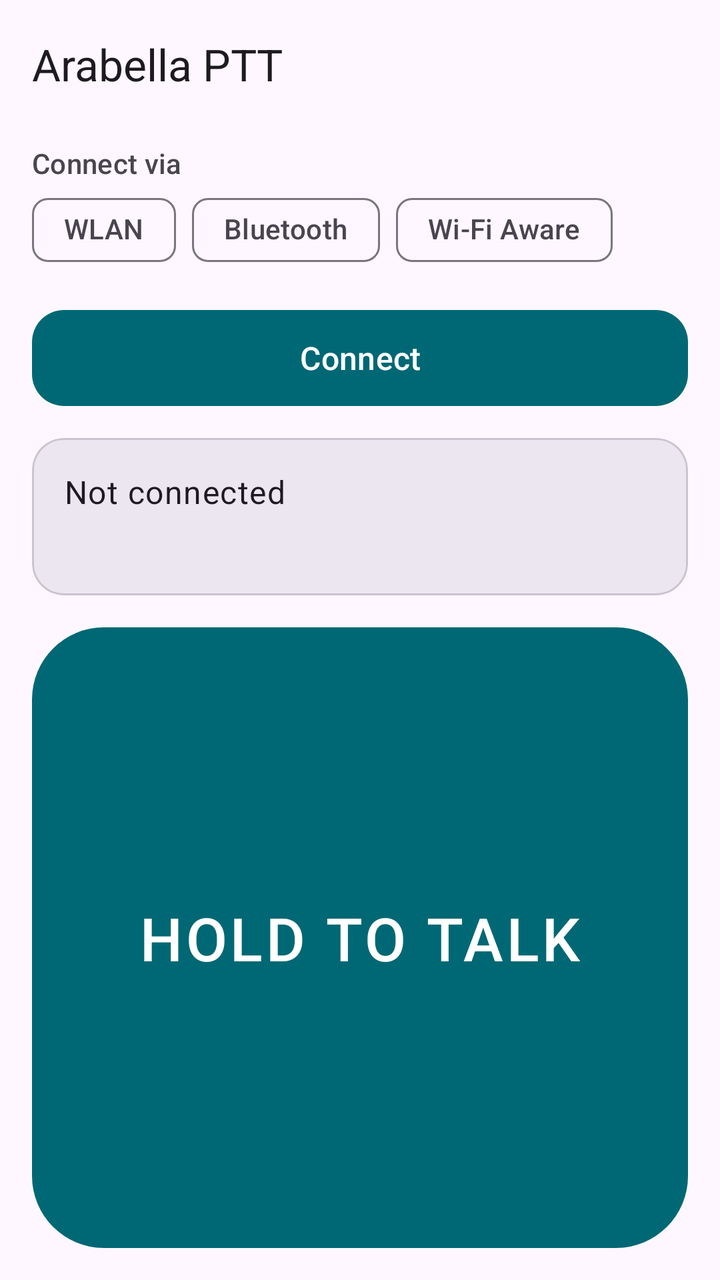
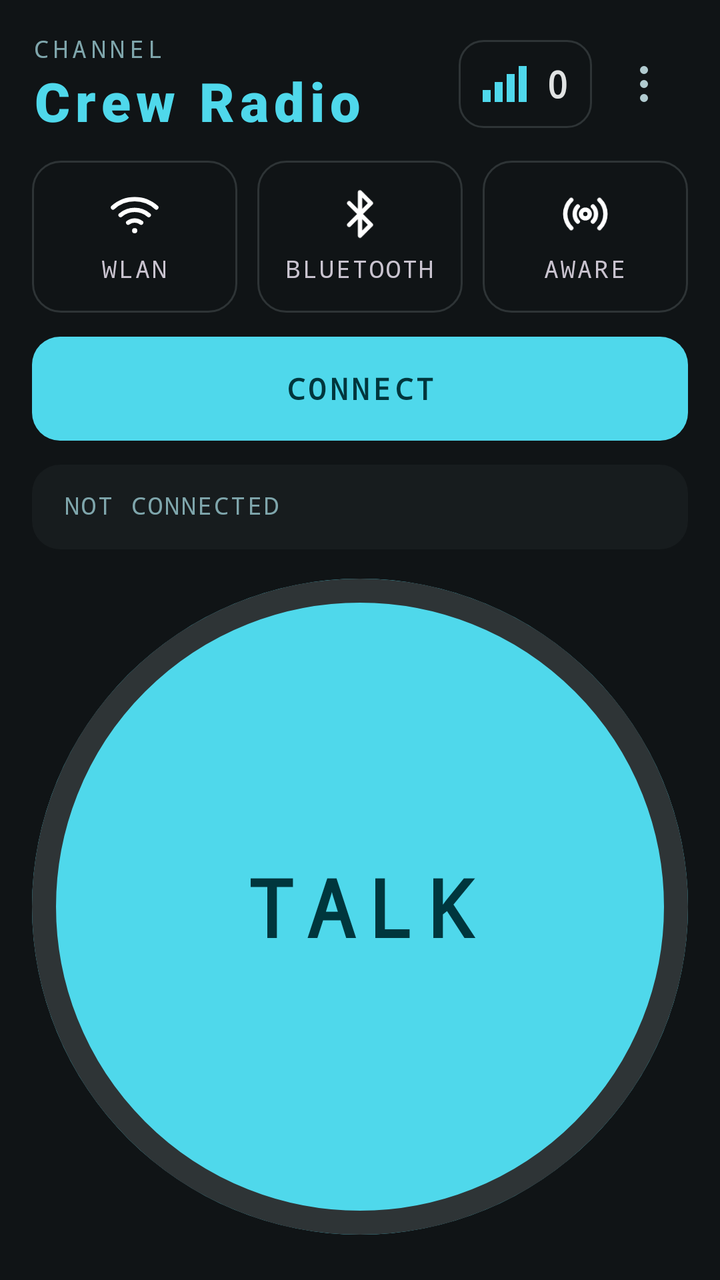

The first picture is an Android layout as it rendered before a commit; the second is the same layout after the commit. The layout source and the unified diff follow.
<!-- AndroidManifest.xml: application theme Theme.PTT -->
<!-- res/layout/activity_main.xml -->
<?xml version="1.0" encoding="utf-8"?>
<LinearLayout xmlns:android="http://schemas.android.com/apk/res/android"
    xmlns:app="http://schemas.android.com/apk/res-auto"
    android:layout_width="match_parent"
    android:layout_height="match_parent"
    android:orientation="vertical"
    android:background="?attr/colorSurface">

    <com.google.android.material.appbar.AppBarLayout
        android:layout_width="match_parent"
        android:layout_height="wrap_content">
        <com.google.android.material.appbar.MaterialToolbar
            android:id="@+id/toolbar"
            android:layout_width="match_parent"
            android:layout_height="?attr/actionBarSize"
            app:title="@string/title_main" />
    </com.google.android.material.appbar.AppBarLayout>

    <LinearLayout
        android:layout_width="match_parent"
        android:layout_height="0dp"
        android:layout_weight="1"
        android:orientation="vertical"
        android:paddingStart="16dp"
        android:paddingEnd="16dp"
        android:paddingTop="8dp"
        android:paddingBottom="16dp">

        <TextView
            android:layout_width="match_parent"
            android:layout_height="wrap_content"
            android:text="@string/label_transports"
            android:textAppearance="?attr/textAppearanceLabelLarge"
            android:textColor="?attr/colorOnSurfaceVariant" />

        <com.google.android.material.chip.ChipGroup
            android:id="@+id/transportChips"
            android:layout_width="match_parent"
            android:layout_height="wrap_content"
            app:chipSpacingHorizontal="8dp"
            app:chipSpacingVertical="4dp">
            <com.google.android.material.chip.Chip
                android:id="@+id/chipLan"
                style="@style/Widget.Material3.Chip.Filter"
                android:layout_width="wrap_content"
                android:layout_height="wrap_content"
                android:checkable="true"
                app:checkedIconVisible="false"
                android:text="@string/chip_lan" />
            <com.google.android.material.chip.Chip
                android:id="@+id/chipBt"
                style="@style/Widget.Material3.Chip.Filter"
                android:layout_width="wrap_content"
                android:layout_height="wrap_content"
                android:checkable="true"
                app:checkedIconVisible="false"
                android:text="@string/chip_bt" />
            <com.google.android.material.chip.Chip
                android:id="@+id/chipAware"
                style="@style/Widget.Material3.Chip.Filter"
                android:layout_width="wrap_content"
                android:layout_height="wrap_content"
                android:checkable="true"
                app:checkedIconVisible="false"
                android:text="@string/chip_aware" />
        </com.google.android.material.chip.ChipGroup>

        <com.google.android.material.textfield.TextInputLayout
            android:id="@+id/btPeerLayout"
            style="@style/Widget.Material3.TextInputLayout.OutlinedBox.ExposedDropdownMenu"
            android:layout_width="match_parent"
            android:layout_height="wrap_content"
            android:layout_marginTop="8dp"
            android:hint="@string/hint_bt_peer"
            android:visibility="gone">
            <com.google.android.material.textfield.MaterialAutoCompleteTextView
                android:id="@+id/btPeer"
                android:layout_width="match_parent"
                android:layout_height="wrap_content"
                android:inputType="none" />
        </com.google.android.material.textfield.TextInputLayout>

        <com.google.android.material.button.MaterialButton
            android:id="@+id/connectButton"
            android:layout_width="match_parent"
            android:layout_height="56dp"
            android:layout_marginTop="12dp"
            android:text="@string/connect"
            android:textSize="16sp"
            app:cornerRadius="16dp" />

        <com.google.android.material.card.MaterialCardView
            android:layout_width="match_parent"
            android:layout_height="wrap_content"
            android:layout_marginTop="12dp"
            app:cardCornerRadius="16dp"
            app:cardElevation="0dp"
            app:cardBackgroundColor="?attr/colorSurfaceContainerHigh">
            <LinearLayout
                android:layout_width="match_parent"
                android:layout_height="wrap_content"
                android:orientation="vertical"
                android:padding="16dp">
                <TextView
                    android:id="@+id/status"
                    android:layout_width="match_parent"
                    android:layout_height="wrap_content"
                    android:text="@string/status_idle"
                    android:textAppearance="?attr/textAppearanceBodyLarge" />
                <TextView
                    android:id="@+id/roster"
                    android:layout_width="match_parent"
                    android:layout_height="wrap_content"
                    android:layout_marginTop="6dp"
                    android:lineSpacingExtra="4dp"
                    android:textAppearance="?attr/textAppearanceBodyMedium" />
            </LinearLayout>
        </com.google.android.material.card.MaterialCardView>

        <com.google.android.material.button.MaterialButton
            android:id="@+id/pttButton"
            android:layout_width="match_parent"
            android:layout_height="0dp"
            android:layout_weight="1"
            android:layout_marginTop="16dp"
            android:insetTop="0dp"
            android:insetBottom="0dp"
            android:text="@string/ptt_hold"
            android:textSize="30sp"
            android:letterSpacing="0.05"
            app:cornerRadius="36dp" />
    </LinearLayout>
</LinearLayout>
<!-- resources referenced by this layout -->
<resources>
  <string name="chip_aware">Wi‑Fi Aware</string>
  <string name="chip_bt">Bluetooth</string>
  <string name="chip_lan">WLAN</string>
  <string name="connect">Connect</string>
  <string name="hint_bt_peer">Bluetooth peer</string>
  <string name="label_transports">Connect via</string>
  <string name="ptt_hold">HOLD TO TALK</string>
  <string name="status_idle">Not connected</string>
  <string name="title_main">Arabella PTT</string>
  <style name="Theme.PTT" parent="Theme.Material3.DayNight.NoActionBar">
          <item name="colorPrimary">@color/primary</item>
          <item name="colorOnPrimary">@color/on_primary</item>
          <item name="colorPrimaryContainer">@color/primary_container</item>
          <item name="colorOnPrimaryContainer">@color/on_primary_container</item>
          <item name="colorSecondary">@color/secondary</item>
          <item name="colorOnSecondary">@color/on_secondary</item>
          <item name="colorSecondaryContainer">@color/secondary_container</item>
          <item name="colorOnSecondaryContainer">@color/on_secondary_container</item>
          <item name="colorError">@color/error</item>
          <item name="colorOnError">@color/on_error</item>
          <item name="android:statusBarColor">?attr/colorSurface</item>
      </style>
  <color name="primary">#006874</color>
  <color name="on_primary">#FFFFFF</color>
  <color name="primary_container">#97F0FF</color>
  <color name="on_primary_container">#001F24</color>
  <color name="secondary">#4A6267</color>
  <color name="on_secondary">#FFFFFF</color>
  <color name="secondary_container">#CDE7EC</color>
  <color name="on_secondary_container">#051F23</color>
  <color name="error">#BA1A1A</color>
  <color name="on_error">#FFFFFF</color>
</resources>

<!-- the commit's change to res/layout/activity_main.xml (unified diff, before → after) -->
@@ -4,130 +4,230 @@
     android:layout_width="match_parent"
     android:layout_height="match_parent"
     android:orientation="vertical"
-    android:background="?attr/colorSurface">
-
-    <com.google.android.material.appbar.AppBarLayout
-        android:layout_width="match_parent"
-        android:layout_height="wrap_content">
-        <com.google.android.material.appbar.MaterialToolbar
-            android:id="@+id/toolbar"
-            android:layout_width="match_parent"
-            android:layout_height="?attr/actionBarSize"
-            app:title="@string/title_main" />
-    </com.google.android.material.appbar.AppBarLayout>
-
+    android:background="@color/surface"
+    android:padding="16dp">
+
+    
     <LinearLayout
         android:layout_width="match_parent"
-        android:layout_height="0dp"
-        android:layout_weight="1"
+        android:layout_height="wrap_content"
+        android:orientation="horizontal"
+        android:gravity="center_vertical">
+        <LinearLayout
+            android:layout_width="0dp"
+            android:layout_weight="1"
+            android:layout_height="wrap_content"
+            android:orientation="vertical">
+            <TextView
+                android:layout_width="wrap_content"
+                android:layout_height="wrap_content"
+                android:text="@string/crew_channel"
+                android:fontFamily="monospace"
+                android:letterSpacing="0.18"
+                android:textSize="12sp"
+                android:textColor="@color/text_teal_dim" />
+            <TextView
+                android:id="@+id/crewName"
+                android:layout_width="wrap_content"
+                android:layout_height="wrap_content"
+                android:text="@string/app_name"
+                android:fontFamily="sans-serif-black"
+                android:letterSpacing="0.1"
+                android:textSize="27sp"
+                android:textColor="@color/primary"
+                android:maxLines="1"
+                android:ellipsize="end"
+                android:layout_marginEnd="8dp" />
+        </LinearLayout>
+        <LinearLayout
+            android:id="@+id/peersBox"
+            android:layout_width="wrap_content"
+            android:layout_height="44dp"
+            android:orientation="horizontal"
+            android:gravity="center_vertical"
+            android:paddingStart="12dp"
+            android:paddingEnd="12dp"
+            android:background="@drawable/bg_outline">
+            <ImageView
+                android:layout_width="22dp"
+                android:layout_height="18dp"
+                android:src="@drawable/ic_signal"
+                app:tint="@color/primary"
+                android:contentDescription="@null" />
+            <TextView
+                android:id="@+id/peerCount"
+                android:layout_width="wrap_content"
+                android:layout_height="wrap_content"
+                android:layout_marginStart="10dp"
+                android:text="0"
+                android:fontFamily="monospace"
+                android:textStyle="bold"
+                android:textSize="18sp"
+                android:textColor="@color/text" />
+        </LinearLayout>
+        <ImageButton
+            android:id="@+id/menuButton"
+            android:layout_width="44dp"
+            android:layout_height="44dp"
+            android:layout_marginStart="4dp"
+            android:src="@drawable/ic_more_vert"
+            app:tint="@color/secondary"
+            android:background="?attr/selectableItemBackgroundBorderless"
+            android:contentDescription="@string/menu_settings" />
+    </LinearLayout>
+
+    
+    <LinearLayout
+        android:layout_width="match_parent"
+        android:layout_height="76dp"
+        android:layout_marginTop="12dp"
+        android:orientation="horizontal">
+        <LinearLayout
+            android:id="@+id/tileLan"
+            android:layout_width="0dp"
+            android:layout_weight="1"
+            android:layout_height="match_parent"
+            android:orientation="vertical"
+            android:gravity="center"
+            android:background="@drawable/bg_tile_off">
+            <ImageView android:id="@+id/tileLanIcon" android:layout_width="26dp" android:layout_height="26dp" android:src="@drawable/ic_wifi" android:contentDescription="@null" />
+            <TextView android:id="@+id/tileLanLabel" android:layout_width="wrap_content" android:layout_height="wrap_content" android:layout_marginTop="6dp" android:text="@string/tile_lan" android:fontFamily="monospace" android:letterSpacing="0.08" android:textSize="12sp" />
+        </LinearLayout>
+        <LinearLayout
+            android:id="@+id/tileBt"
+            android:layout_width="0dp"
+            android:layout_weight="1"
+            android:layout_height="match_parent"
+            android:layout_marginStart="10dp"
+            android:orientation="vertical"
+            android:gravity="center"
+            android:background="@drawable/bg_tile_off">
+            <ImageView android:id="@+id/tileBtIcon" android:layout_width="26dp" android:layout_height="26dp" android:src="@drawable/ic_bluetooth" android:contentDescription="@null" />
+            <TextView android:id="@+id/tileBtLabel" android:layout_width="wrap_content" android:layout_height="wrap_content" android:layout_marginTop="6dp" android:text="@string/tile_bt" android:fontFamily="monospace" android:letterSpacing="0.08" android:textSize="12sp" />
+        </LinearLayout>
+        <LinearLayout
+            android:id="@+id/tileAware"
+            android:layout_width="0dp"
+            android:layout_weight="1"
+            android:layout_height="match_parent"
+            android:layout_marginStart="10dp"
+            android:orientation="vertical"
+            android:gravity="center"
+            android:background="@drawable/bg_tile_off">
+            <ImageView android:id="@+id/tileAwareIcon" android:layout_width="26dp" android:layout_height="26dp" android:src="@drawable/ic_aware" android:contentDescription="@null" />
+            <TextView android:id="@+id/tileAwareLabel" android:layout_width="wrap_content" android:layout_height="wrap_content" android:layout_marginTop="6dp" android:text="@string/tile_aware" android:fontFamily="monospace" android:letterSpacing="0.08" android:textSize="12sp" />
+        </LinearLayout>
+    </LinearLayout>
+
+    
+    <TextView
+        android:id="@+id/peerButton"
+        android:layout_width="match_parent"
+        android:layout_height="48dp"
+        android:layout_marginTop="12dp"
+        android:gravity="center_vertical"
+        android:paddingStart="16dp"
+        android:paddingEnd="16dp"
+        android:fontFamily="monospace"
+        android:letterSpacing="0.06"
+        android:textSize="13sp"
+        android:textColor="@color/secondary"
+        android:maxLines="1"
+        android:ellipsize="end"
+        android:background="@drawable/bg_outline"
+        android:visibility="gone" />
+
+    
+    <com.google.android.material.button.MaterialButton
+        android:id="@+id/connectButton"
+        android:layout_width="match_parent"
+        android:layout_height="52dp"
+        android:layout_marginTop="12dp"
+        android:insetTop="0dp"
+        android:insetBottom="0dp"
+        android:text="@string/connect_caps"
+        android:fontFamily="monospace"
+        android:letterSpacing="0.12"
+        android:textStyle="bold"
+        android:textSize="15sp"
+        app:cornerRadius="14dp" />
+
+    
+    <LinearLayout
+        android:layout_width="match_parent"
+        android:layout_height="wrap_content"
+        android:layout_marginTop="12dp"
         android:orientation="vertical"
         android:paddingStart="16dp"
         android:paddingEnd="16dp"
-        android:paddingTop="8dp"
-        android:paddingBottom="16dp">
-
-        <TextView
+        android:paddingTop="12dp"
+        android:paddingBottom="10dp"
+        android:background="@drawable/bg_card">
+        <LinearLayout
             android:layout_width="match_parent"
             android:layout_height="wrap_content"
-            android:text="@string/label_transports"
-            android:textAppearance="?attr/textAppearanceLabelLarge"
-            android:textColor="?attr/colorOnSurfaceVariant" />
-
-        <com.google.android.material.chip.ChipGroup
-            android:id="@+id/transportChips"
+            android:orientation="horizontal"
+            android:gravity="center_vertical">
+            <TextView
+                android:id="@+id/status"
+                android:layout_width="0dp"
+                android:layout_weight="1"
+                android:layout_height="wrap_content"
+                android:text="@string/status_idle"
+                android:fontFamily="monospace"
+                android:letterSpacing="0.08"
+                android:textSize="12sp"
+                android:textColor="@color/text_teal_dim"
+                android:maxLines="2"
+                android:ellipsize="end" />
+            <TextView
+                android:id="@+id/aboard"
+                android:layout_width="wrap_content"
+                android:layout_height="wrap_content"
+                android:layout_marginStart="12dp"
+                android:fontFamily="monospace"
+                android:letterSpacing="0.16"
+                android:textSize="12sp"
+                android:textColor="@color/text_teal_dim" />
+        </LinearLayout>
+        <LinearLayout
+            android:id="@+id/crewList"
             android:layout_width="match_parent"
             android:layout_height="wrap_content"
-            app:chipSpacingHorizontal="8dp"
-            app:chipSpacingVertical="4dp">
-            <com.google.android.material.chip.Chip
-                android:id="@+id/chipLan"
-                style="@style/Widget.Material3.Chip.Filter"
-                android:layout_width="wrap_content"
-                android:layout_height="wrap_content"
-                android:checkable="true"
-                app:checkedIconVisible="false"
-                android:text="@string/chip_lan" />
-            <com.google.android.material.chip.Chip
-                android:id="@+id/chipBt"
-                style="@style/Widget.Material3.Chip.Filter"
-                android:layout_width="wrap_content"
-                android:layout_height="wrap_content"
-                android:checkable="true"
-                app:checkedIconVisible="false"
-                android:text="@string/chip_bt" />
-            <com.google.android.material.chip.Chip
-                android:id="@+id/chipAware"
-                style="@style/Widget.Material3.Chip.Filter"
-                android:layout_width="wrap_content"
-                android:layout_height="wrap_content"
-                android:checkable="true"
-                app:checkedIconVisible="false"
-                android:text="@string/chip_aware" />
-        </com.google.android.material.chip.ChipGroup>
-
-        <com.google.android.material.textfield.TextInputLayout
-            android:id="@+id/btPeerLayout"
-            style="@style/Widget.Material3.TextInputLayout.OutlinedBox.ExposedDropdownMenu"
-            android:layout_width="match_parent"
-            android:layout_height="wrap_content"
-            android:layout_marginTop="8dp"
-            android:hint="@string/hint_bt_peer"
-            android:visibility="gone">
-            <com.google.android.material.textfield.MaterialAutoCompleteTextView
-                android:id="@+id/btPeer"
-                android:layout_width="match_parent"
-                android:layout_height="wrap_content"
-                android:inputType="none" />
-        </com.google.android.material.textfield.TextInputLayout>
-
-        <com.google.android.material.button.MaterialButton
-            android:id="@+id/connectButton"
-            android:layout_width="match_parent"
-            android:layout_height="56dp"
-            android:layout_marginTop="12dp"
-            android:text="@string/connect"
-            android:textSize="16sp"
-            app:cornerRadius="16dp" />
-
-        <com.google.android.material.card.MaterialCardView
-            android:layout_width="match_parent"
-            android:layout_height="wrap_content"
-            android:layout_marginTop="12dp"
-            app:cardCornerRadius="16dp"
-            app:cardElevation="0dp"
-            app:cardBackgroundColor="?attr/colorSurfaceContainerHigh">
-            <LinearLayout
-                android:layout_width="match_parent"
-                android:layout_height="wrap_content"
-                android:orientation="vertical"
-                android:padding="16dp">
-                <TextView
-                    android:id="@+id/status"
-                    android:layout_width="match_parent"
-                    android:layout_height="wrap_content"
-                    android:text="@string/status_idle"
-                    android:textAppearance="?attr/textAppearanceBodyLarge" />
-                <TextView
-                    android:id="@+id/roster"
-                    android:layout_width="match_parent"
-                    android:layout_height="wrap_content"
-                    android:layout_marginTop="6dp"
-                    android:lineSpacingExtra="4dp"
-                    android:textAppearance="?attr/textAppearanceBodyMedium" />
-            </LinearLayout>
-        </com.google.android.material.card.MaterialCardView>
-
+            android:layout_marginTop="4dp"
+            android:orientation="vertical" />
+    </LinearLayout>
+
+    
+    <androidx.constraintlayout.widget.ConstraintLayout
+        android:layout_width="match_parent"
+        android:layout_height="0dp"
+        android:layout_weight="1"
+        android:layout_marginTop="8dp">
         <com.google.android.material.button.MaterialButton
             android:id="@+id/pttButton"
-            android:layout_width="match_parent"
+            android:layout_width="0dp"
             android:layout_height="0dp"
-            android:layout_weight="1"
-            android:layout_marginTop="16dp"
             android:insetTop="0dp"
             android:insetBottom="0dp"
-            android:text="@string/ptt_hold"
-            android:textSize="30sp"
-            android:letterSpacing="0.05"
-            app:cornerRadius="36dp" />
-    </LinearLayout>
+            android:insetLeft="0dp"
+            android:insetRight="0dp"
+            android:fontFamily="monospace"
+            android:textSize="40sp"
+            android:letterSpacing="0.14"
+            android:textStyle="bold"
+            android:textAlignment="center"
+            android:text="@string/ptt_talk"
+            app:shapeAppearanceOverlay="@style/ShapeAppearance.PTT.Circle"
+            app:strokeWidth="12dp"
+            app:strokeColor="@color/outline"
+            app:backgroundTint="@color/primary"
+            android:textColor="@color/on_primary"
+            app:layout_constraintDimensionRatio="1:1"
+            app:layout_constraintWidth_percent="1.0"
+            app:layout_constraintTop_toTopOf="parent"
+            app:layout_constraintBottom_toBottomOf="parent"
+            app:layout_constraintStart_toStartOf="parent"
+            app:layout_constraintEnd_toEndOf="parent" />
+    </androidx.constraintlayout.widget.ConstraintLayout>
 </LinearLayout>
<!-- resource entries referenced after the edit -->
@@ -1,15 +1,14 @@
 <!-- resources referenced by this layout -->
 <resources>
-  <string name="chip_aware">Wi‑Fi Aware</string>
-  <string name="chip_bt">Bluetooth</string>
-  <string name="chip_lan">WLAN</string>
-  <string name="connect">Connect</string>
-  <string name="hint_bt_peer">Bluetooth peer</string>
-  <string name="label_transports">Connect via</string>
-  <string name="ptt_hold">HOLD TO TALK</string>
-  <string name="status_idle">Not connected</string>
-  <string name="title_main">Arabella PTT</string>
-  <style name="Theme.PTT" parent="Theme.Material3.DayNight.NoActionBar">
+  <string name="status_idle">NOT CONNECTED</string>
+  <string name="tile_aware">AWARE</string>
+  <string name="tile_bt">BLUETOOTH</string>
+  <string name="tile_lan">WLAN</string>
+  <style name="ShapeAppearance.PTT.Circle" parent="ShapeAppearance.Material3.Corner.Full">
+          <item name="cornerFamily">rounded</item>
+          <item name="cornerSize">50%</item>
+      </style>
+  <style name="Theme.PTT" parent="Theme.Material3.Dark.NoActionBar">
           <item name="colorPrimary">@color/primary</item>
           <item name="colorOnPrimary">@color/on_primary</item>
           <item name="colorPrimaryContainer">@color/primary_container</item>
@@ -20,17 +19,91 @@
           <item name="colorOnSecondaryContainer">@color/on_secondary_container</item>
           <item name="colorError">@color/error</item>
           <item name="colorOnError">@color/on_error</item>
-          <item name="android:statusBarColor">?attr/colorSurface</item>
+          <item name="colorSurface">@color/surface</item>
+          <item name="android:statusBarColor">@color/surface</item>
+          <item name="android:navigationBarColor">@color/surface</item>
       </style>
-  <color name="primary">#006874</color>
-  <color name="on_primary">#FFFFFF</color>
-  <color name="primary_container">#97F0FF</color>
-  <color name="on_primary_container">#001F24</color>
-  <color name="secondary">#4A6267</color>
-  <color name="on_secondary">#FFFFFF</color>
-  <color name="secondary_container">#CDE7EC</color>
-  <color name="on_secondary_container">#051F23</color>
-  <color name="error">#BA1A1A</color>
-  <color name="on_error">#FFFFFF</color>
+  <color name="surface_card">#171C1E</color>
+  <color name="primary">#4FD8EB</color>
+  <color name="on_primary">#00363D</color>
+  <color name="outline">#2E3436</color>
+  <color name="primary_container">#004F58</color>
+  <color name="on_primary_container">#97F0FF</color>
+  <color name="secondary">#B1CBD0</color>
+  <color name="surface">#101416</color>
+  <color name="text">#E1E3E3</color>
+  <color name="text_teal_dim">#7FA6AC</color>
+  <!-- drawable bg_card (drawable) -->
+  <?xml version="1.0" encoding="utf-8"?>
+  <shape xmlns:android="http://schemas.android.com/apk/res/android" android:shape="rectangle">
+      <corners android:radius="14dp" />
+      <solid android:color="@color/surface_card" />
+  </shape>
+  <!-- drawable bg_outline (drawable) -->
+  <?xml version="1.0" encoding="utf-8"?>
+  <shape xmlns:android="http://schemas.android.com/apk/res/android" android:shape="rectangle">
+      <corners android:radius="12dp" />
+      <stroke android:width="1dp" android:color="@color/outline" />
+      <solid android:color="@android:color/transparent" />
+  </shape>
+  <!-- drawable bg_tile_off (drawable) -->
+  <?xml version="1.0" encoding="utf-8"?>
+  <shape xmlns:android="http://schemas.android.com/apk/res/android" android:shape="rectangle">
+      <corners android:radius="14dp" />
+      <stroke android:width="1dp" android:color="@color/outline" />
+      <solid android:color="@android:color/transparent" />
+  </shape>
+  <!-- drawable ic_aware (drawable) -->
+  <?xml version="1.0" encoding="utf-8"?>
+  <vector xmlns:android="http://schemas.android.com/apk/res/android"
+      android:width="24dp" android:height="24dp" android:viewportWidth="24" android:viewportHeight="24">
+      <path android:pathData="M12,10 A2,2 0 1 1 12,14 A2,2 0 1 1 12,10 Z" android:strokeColor="#FFFFFFFF" android:strokeWidth="2" android:fillColor="#00000000" />
+      <path android:pathData="M8.5,8.5 A5,5 0 0 0 8.5,15.5" android:strokeColor="#FFFFFFFF" android:strokeWidth="2" android:strokeLineCap="round" android:fillColor="#00000000" />
+      <path android:pathData="M15.5,8.5 A5,5 0 0 1 15.5,15.5" android:strokeColor="#FFFFFFFF" android:strokeWidth="2" android:strokeLineCap="round" android:fillColor="#00000000" />
+      <path android:pathData="M5.5,5.5 A9,9 0 0 0 5.5,18.5" android:strokeColor="#FFFFFFFF" android:strokeWidth="2" android:strokeLineCap="round" android:fillColor="#00000000" />
+      <path android:pathData="M18.5,5.5 A9,9 0 0 1 18.5,18.5" android:strokeColor="#FFFFFFFF" android:strokeWidth="2" android:strokeLineCap="round" android:fillColor="#00000000" />
+  </vector>
+  <!-- drawable ic_bluetooth (drawable) -->
+  <?xml version="1.0" encoding="utf-8"?>
+  <vector xmlns:android="http://schemas.android.com/apk/res/android"
+      android:width="24dp" android:height="24dp" android:viewportWidth="24" android:viewportHeight="24">
+      <path android:pathData="M7,7 L17,17 L12,22 L12,2 L17,7 L7,17" android:strokeColor="#FFFFFFFF" android:strokeWidth="2" android:strokeLineCap="round" android:strokeLineJoin="round" android:fillColor="#00000000" />
+  </vector>
+  <!-- drawable ic_more_vert (drawable) -->
+  <?xml version="1.0" encoding="utf-8"?>
+  <vector xmlns:android="http://schemas.android.com/apk/res/android"
+      android:width="24dp" android:height="24dp" android:viewportWidth="24" android:viewportHeight="24">
+      <path android:pathData="M12,3 A2,2 0 1 1 12,7 A2,2 0 1 1 12,3 Z" android:fillColor="#FFFFFFFF" />
+      <path android:pathData="M12,10 A2,2 0 1 1 12,14 A2,2 0 1 1 12,10 Z" android:fillColor="#FFFFFFFF" />
+      <path android:pathData="M12,17 A2,2 0 1 1 12,21 A2,2 0 1 1 12,17 Z" android:fillColor="#FFFFFFFF" />
+  </vector>
+  <!-- drawable ic_signal (drawable) -->
+  <?xml version="1.0" encoding="utf-8"?>
+  <vector xmlns:android="http://schemas.android.com/apk/res/android"
+      android:width="22dp" android:height="18dp" android:viewportWidth="22" android:viewportHeight="18">
+      <path android:pathData="M0,12 h4 v6 h-4 z" android:fillColor="#FFFFFFFF" />
+      <path android:pathData="M6,8 h4 v10 h-4 z" android:fillColor="#FFFFFFFF" />
+      <path android:pathData="M12,4 h4 v14 h-4 z" android:fillColor="#FFFFFFFF" />
+      <path android:pathData="M18,0 h4 v18 h-4 z" android:fillColor="#FFFFFFFF" />
+  </vector>
+  <!-- drawable ic_wifi (drawable) -->
+  <?xml version="1.0" encoding="utf-8"?>
+  <vector xmlns:android="http://schemas.android.com/apk/res/android"
+      android:width="24dp" android:height="24dp" android:viewportWidth="24" android:viewportHeight="24">
+      <path android:pathData="M2,9 A15,15 0 0 1 22,9" android:strokeColor="#FFFFFFFF" android:strokeWidth="2" android:strokeLineCap="round" android:fillColor="#00000000" />
+      <path android:pathData="M5.5,12.5 A10,10 0 0 1 18.5,12.5" android:strokeColor="#FFFFFFFF" android:strokeWidth="2" android:strokeLineCap="round" android:fillColor="#00000000" />
+      <path android:pathData="M9,16 A5,5 0 0 1 15,16" android:strokeColor="#FFFFFFFF" android:strokeWidth="2" android:strokeLineCap="round" android:fillColor="#00000000" />
+      <path android:pathData="M12,18.5 A1.2,1.2 0 1 1 12,20.9 A1.2,1.2 0 1 1 12,18.5 Z" android:fillColor="#FFFFFFFF" />
+  </vector>
+  <string name="app_name">Crew Radio</string>
+  <string name="connect_caps">CONNECT</string>
+  <string name="crew_channel">CHANNEL</string>
+  <string name="menu_settings">Settings</string>
+  <string name="ptt_talk">TALK</string>
+  <color name="on_secondary">#1C3439</color>
+  <color name="secondary_container">#334B4F</color>
+  <color name="on_secondary_container">#CDE7EC</color>
+  <color name="error">#FFB4AB</color>
+  <color name="on_error">#690005</color>
 </resources>
 
